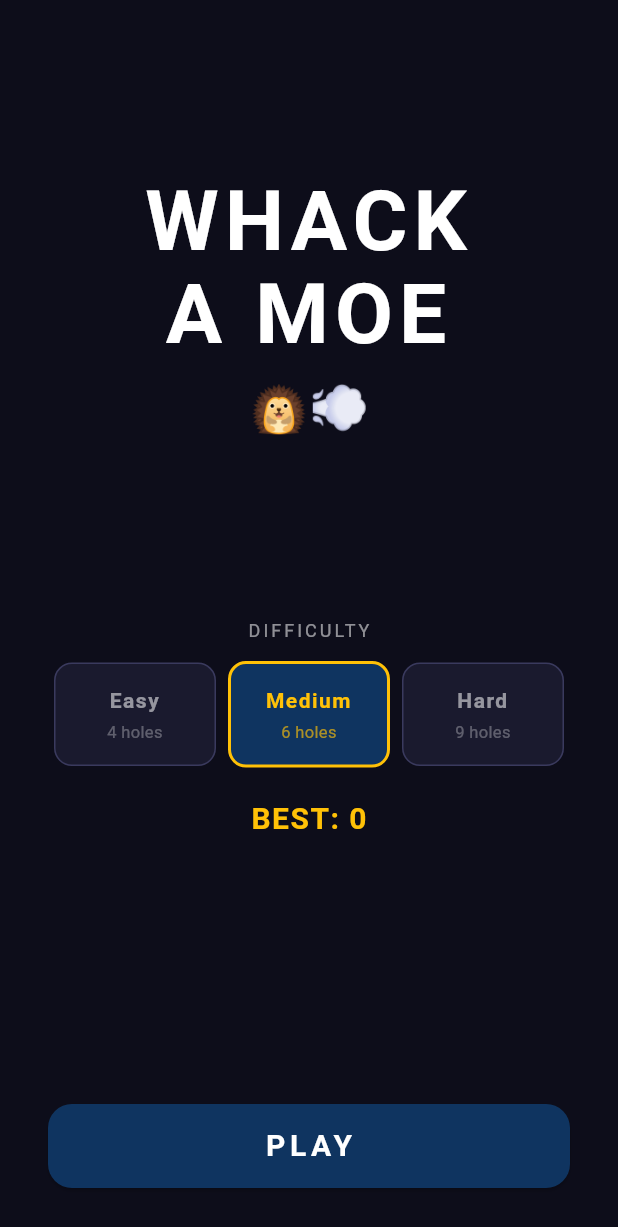
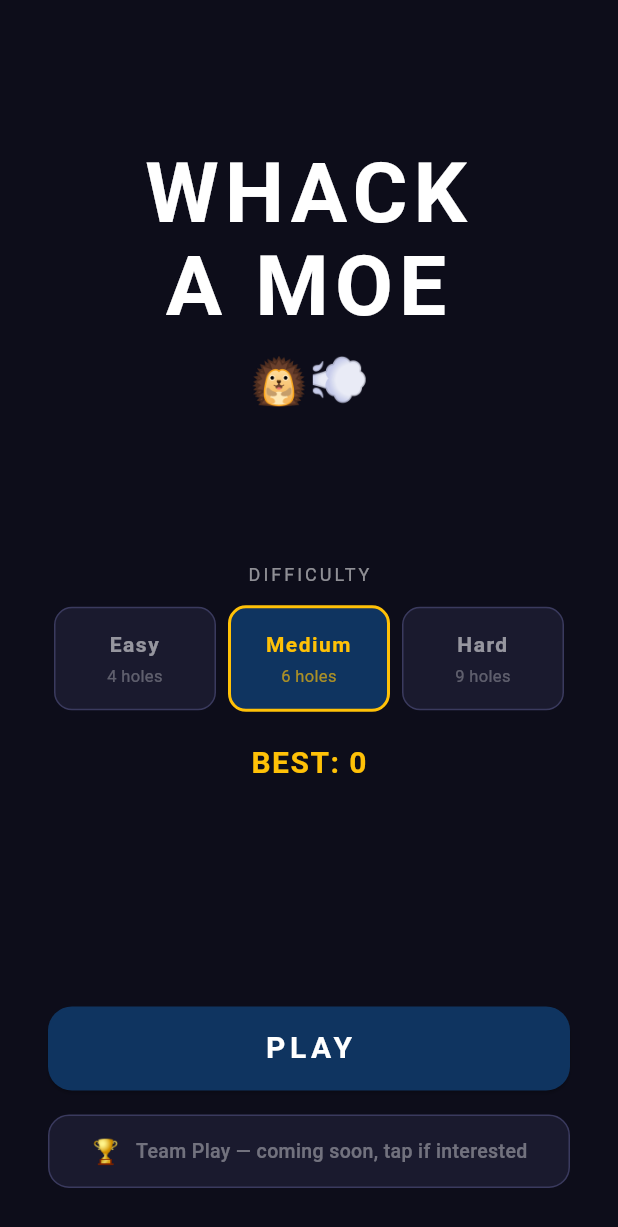
Before and after one commit to mimitantono/whackamoe, a Flutter app: the screen it shows after launch, on a phone screen of 412 x 824 dp. Shown: the top 1227 px of the screen. Run offline on Flutter 3.47's test engine with Material 3 defaults, Android fonts, the phone set to English and light mode, and no system bars; our stand-ins replace audioplayers, image_picker, shared_preferences, supabase_flutter; missing offline and left inert: google_mlkit_subject_segmentation; accounts and stored records are empty.

Commit message:
Gauge team play interest via Supabase tap counter
Adds a 'Team Play — coming soon' button on the start screen. Each unique
device can register once (device ID stored in shared_preferences, upserted
to Supabase). config.dart is gitignored; config.dart.example is the template.

Co-Authored-By: Claude Sonnet 4.6 <noreply@anthropic.com>

```diff
--- a/lib/screens/start_screen.dart
+++ b/lib/screens/start_screen.dart
@@ -1,6 +1,7 @@
 import 'package:flutter/material.dart';
 import 'package:shared_preferences/shared_preferences.dart';
 import '../models/difficulty.dart';
+import '../services/interest_service.dart';
 import 'game_screen.dart';
 
 class StartScreen extends StatefulWidget {
@@ -15,11 +16,16 @@ class _StartScreenState extends State<StartScreen> {
   final Map<Difficulty, int> _bestScores = {
     for (final d in Difficulty.values) d: 0,
   };
+  bool _interestRegistered = false;
+  bool _interestLoading = false;
 
   @override
   void initState() {
     super.initState();
     _loadBestScores();
+    InterestService.hasRegistered().then((v) {
+      if (mounted) setState(() => _interestRegistered = v);
+    });
   }
 
   Future<void> _loadBestScores() async {
@@ -103,9 +109,80 @@ class _StartScreenState extends State<StartScreen> {
                   ),
                 ),
               ),
+              const SizedBox(height: 16),
+              _TeamPlayButton(
+                registered: _interestRegistered,
+                loading: _interestLoading,
+                onTap: () async {
+                  if (_interestRegistered || _interestLoading) return;
+                  setState(() => _interestLoading = true);
+                  await InterestService.register();
+                  if (mounted) {
+                    setState(() {
+                      _interestRegistered = true;
+                      _interestLoading = false;
+                    });
+                  }
+                },
+              ),
               const SizedBox(height: 32),
             ],
           ),
+        ),
+      ),
+    );
+  }
+}
+
+class _TeamPlayButton extends StatelessWidget {
+  final bool registered;
+  final bool loading;
+  final VoidCallback onTap;
+
+  const _TeamPlayButton({
+    required this.registered,
+    required this.loading,
+    required this.onTap,
+  });
+
+  @override
+  Widget build(BuildContext context) {
+    return GestureDetector(
+      onTap: onTap,
+      child: AnimatedContainer(
+        duration: const Duration(milliseconds: 300),
+        padding: const EdgeInsets.symmetric(horizontal: 20, vertical: 12),
+        decoration: BoxDecoration(
+          color: registered ? const Color(0xFF0F3460).withValues(alpha: 0.6) : const Color(0xFF1A1A2E),
+          borderRadius: BorderRadius.circular(14),
+          border: Border.all(
+            color: registered ? Colors.greenAccent.withValues(alpha: 0.6) : const Color(0xFF3A3A5E),
+            width: registered ? 1.5 : 1,
+          ),
+        ),
+        child: Row(
+          mainAxisAlignment: MainAxisAlignment.center,
+          children: [
+            if (loading)
+              const SizedBox(
+                width: 16, height: 16,
+                child: CircularProgressIndicator(strokeWidth: 2, color: Colors.white54),
+              )
+            else
+              Text(
+                registered ? '✓' : '🏆',
+                style: const TextStyle(fontSize: 16),
+              ),
+            const SizedBox(width: 10),
+            Text(
+              registered ? 'You\'re interested in Team Play!' : 'Team Play — coming soon, tap if interested',
+              style: TextStyle(
+                color: registered ? Colors.greenAccent.withValues(alpha: 0.8) : Colors.white38,
+                fontSize: 13,
+                fontWeight: FontWeight.w500,
+              ),
+            ),
+          ],
         ),
       ),
     );
--- /dev/null
+++ b/lib/services/interest_service.dart
@@ -0,0 +1,34 @@
+import 'package:shared_preferences/shared_preferences.dart';
+import 'package:supabase_flutter/supabase_flutter.dart';
+import 'package:uuid/uuid.dart';
+
+class InterestService {
+  static const _deviceIdKey = 'device_id';
+  static const _registeredKey = 'multiplayer_interest_registered';
+
+  static Future<String> _deviceId() async {
+    final prefs = await SharedPreferences.getInstance();
+    var id = prefs.getString(_deviceIdKey);
+    if (id == null) {
+      id = const Uuid().v4();
+      await prefs.setString(_deviceIdKey, id);
+    }
+    return id;
+  }
+
+  static Future<bool> hasRegistered() async {
+    final prefs = await SharedPreferences.getInstance();
+    return prefs.getBool(_registeredKey) ?? false;
+  }
+
+  static Future<void> register() async {
+    try {
+      final id = await _deviceId();
+      await Supabase.instance.client
+          .from('interest_clicks')
+          .upsert({'device_id': id}, onConflict: 'device_id');
+      final prefs = await SharedPreferences.getInstance();
+      await prefs.setBool(_registeredKey, true);
+    } catch (_) {}
+  }
+}
--- a/pubspec.yaml
+++ b/pubspec.yaml
@@ -35,6 +35,11 @@ dependencies:
   shared_preferences: ^2.3.0
   image_picker: ^1.1.2
   audioplayers: ^6.0.0
+  google_mlkit_subject_segmentation: ^0.0.3
+  image: ^4.9.1
+  path_provider: ^2.1.5
+  supabase_flutter: ^2.12.4
+  uuid: ^4.5.3
 
 dev_dependencies:
   flutter_test:
```
Also changed, not shown: lib/main.dart (+7 -1 lines), pubspec.lock, 6 other files.
